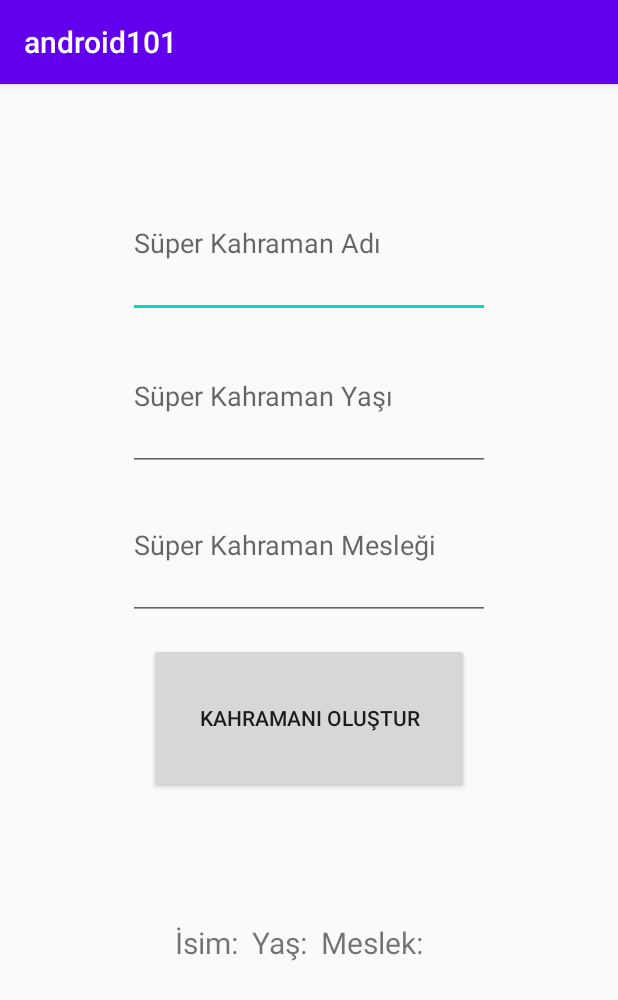
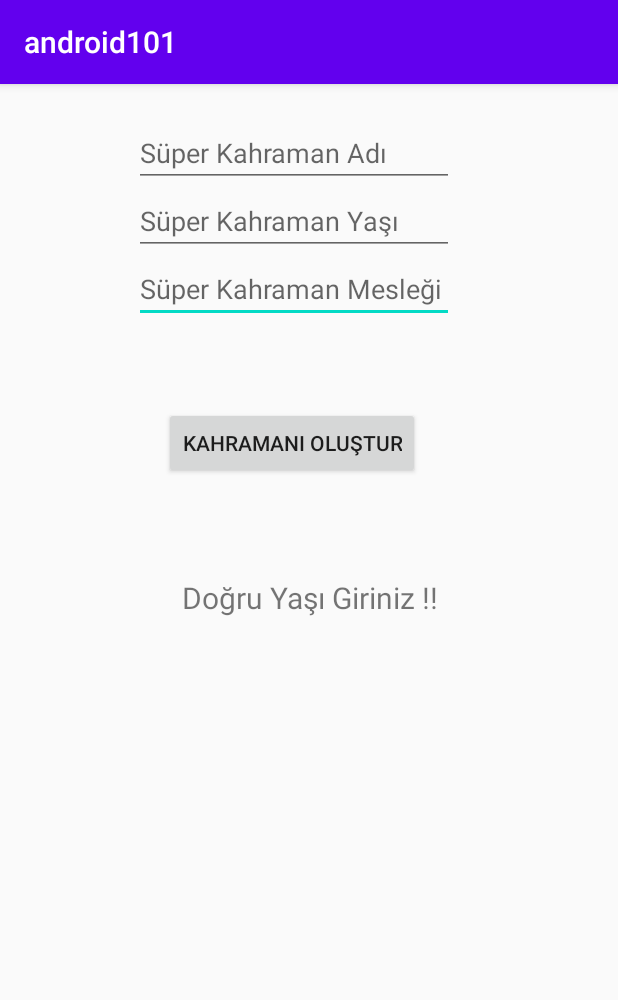
Before and after one commit to kabekus/Android101, an Android app: the screen it shows after launch (MainActivity), after a tap on an icon or button, on a phone screen of 412 x 824 dp. Shown: the top 1000 px of the screen. Run offline under Robolectric (Android 15) with nearby library versions, the phone set to English and light mode, and no system bars.

Commit message:
Added superhero builder

```diff
--- a/app/build.gradle
+++ b/app/build.gradle
@@ -1,6 +1,8 @@
 plugins {
     id 'com.android.application'
     id 'org.jetbrains.kotlin.android'
+    id 'kotlin-android'
+    id 'kotlin-android-extensions'
 }
 
 android {
--- a/app/src/main/java/com/kabe/android101/MainActivity.kt
+++ b/app/src/main/java/com/kabe/android101/MainActivity.kt
@@ -1,8 +1,9 @@
 package com.kabe.android101
 
+import android.os.Bundle
 import android.support.v7.app.AppCompatActivity
-import android.os.Bundle
 import android.view.View
+import kotlinx.android.synthetic.main.activity_main.*
 
 class MainActivity : AppCompatActivity() {
     override fun onCreate(savedInstanceState: Bundle?) {
@@ -11,7 +12,16 @@ class MainActivity : AppCompatActivity() {
     }
 
     fun addSuperHero(view : View){
+        val name =  nameText.text.toString()
+        val age = ageText.text.toString().toIntOrNull()
+        val job = jobText.text.toString()
+
+        if (age == null){
+            resultText.text = "Doğru Yaşı Giriniz !!"
+        }else{
+            val superHero = SuperHero(name,age,job)
+            resultText.text = "İsim: ${name} \nYaş: ${age} \nMeslek: ${job} "
+        }
 
     }
-
 }
--- /dev/null
+++ b/app/src/main/java/com/kabe/android101/SuperHero.kt
@@ -0,0 +1,5 @@
+package com.kabe.android101
+
+class SuperHero(var name: String, var age: Int, var job: String ) {
+
+}
--- a/app/src/main/res/layout/activity_main.xml
+++ b/app/src/main/res/layout/activity_main.xml
@@ -2,73 +2,69 @@
 <android.support.constraint.ConstraintLayout xmlns:android="http://schemas.android.com/apk/res/android"
     xmlns:app="http://schemas.android.com/apk/res-auto"
     xmlns:tools="http://schemas.android.com/tools"
+    android:id="@+id/name"
     android:layout_width="match_parent"
     android:layout_height="match_parent"
     tools:context=".MainActivity">
 
     <EditText
+        android:id="@+id/jobText"
+        android:layout_width="wrap_content"
+        android:layout_height="wrap_content"
+        android:ems="10"
+        android:hint="Süper Kahraman Mesleği"
+        android:inputType="textPersonName"
+        app:layout_constraintStart_toStartOf="@+id/ageText"
+        app:layout_constraintTop_toBottomOf="@+id/ageText" />
+
+    <EditText
         android:id="@+id/nameText"
-        android:layout_width="241dp"
-        android:layout_height="0dp"
-        android:layout_marginTop="56dp"
-        android:layout_marginBottom="2dp"
+        android:layout_width="wrap_content"
+        android:layout_height="wrap_content"
+        android:layout_marginStart="89dp"
+        android:layout_marginTop="23dp"
+        android:layout_marginBottom="260dp"
         android:ems="10"
         android:hint="Süper Kahraman Adı"
         android:inputType="textPersonName"
-        app:layout_constraintBottom_toTopOf="@+id/ageText"
-        app:layout_constraintEnd_toEndOf="parent"
+        app:layout_constraintBottom_toTopOf="@+id/resultText"
         app:layout_constraintStart_toStartOf="parent"
         app:layout_constraintTop_toTopOf="parent" />
 
     <EditText
         android:id="@+id/ageText"
-        android:layout_width="241dp"
-        android:layout_height="0dp"
+        android:layout_width="wrap_content"
+        android:layout_height="wrap_content"
         android:ems="10"
         android:hint="Süper Kahraman Yaşı"
         android:inputType="textPersonName"
-        app:layout_constraintBottom_toTopOf="@+id/jobText"
-        app:layout_constraintEnd_toEndOf="parent"
-        app:layout_constraintStart_toStartOf="parent"
+        app:layout_constraintStart_toStartOf="@+id/nameText"
         app:layout_constraintTop_toBottomOf="@+id/nameText" />
 
-    <EditText
-        android:id="@+id/jobText"
-        android:layout_width="241dp"
-        android:layout_height="0dp"
-        android:layout_marginBottom="15dp"
-        android:ems="10"
-        android:hint="Süper Kahraman Mesleği"
-        android:inputType="textPersonName"
-        app:layout_constraintBottom_toTopOf="@+id/heroButton"
-        app:layout_constraintEnd_toEndOf="parent"
-        app:layout_constraintStart_toStartOf="parent"
-        app:layout_constraintTop_toBottomOf="@+id/ageText" />
-
     <Button
-        android:id="@+id/heroButton"
-        android:layout_width="213dp"
-        android:layout_height="0dp"
-        android:layout_marginBottom="86dp"
+        android:id="@+id/heroBotton"
+        android:layout_width="wrap_content"
+        android:layout_height="wrap_content"
+        android:layout_marginStart="20dp"
+        android:layout_marginTop="56dp"
         android:onClick="addSuperHero"
         android:text="Kahramanı Oluştur"
-        app:layout_constraintBottom_toTopOf="@+id/textView"
-        app:layout_constraintEnd_toEndOf="parent"
-        app:layout_constraintStart_toStartOf="parent"
+        app:layout_constraintStart_toStartOf="@+id/jobText"
         app:layout_constraintTop_toBottomOf="@+id/jobText" />
 
     <TextView
-        android:id="@+id/textView"
+        android:id="@+id/resultText"
         android:layout_width="0dp"
         android:layout_height="0dp"
-        android:layout_marginStart="11dp"
-        android:layout_marginEnd="11dp"
-        android:layout_marginBottom="109dp"
-        android:text="İsim:  Yaş:  Meslek:   "
+        android:layout_marginStart="7dp"
+        android:layout_marginEnd="7dp"
+        android:layout_marginBottom="76dp"
+        android:text="İsim:  Yaş:  Meslek:  "
         android:textAlignment="center"
         android:textSize="20sp"
         app:layout_constraintBottom_toBottomOf="parent"
         app:layout_constraintEnd_toEndOf="parent"
+        app:layout_constraintHorizontal_bias="1.0"
         app:layout_constraintStart_toStartOf="parent"
-        app:layout_constraintTop_toBottomOf="@+id/heroButton" />
+        app:layout_constraintTop_toBottomOf="@+id/nameText" />
 </android.support.constraint.ConstraintLayout>
```
